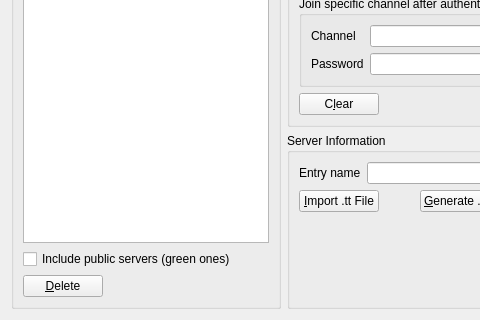
Above: Client/qtTeamTalk/serverlist.ui from BearWare/TeamTalk5 before the change; both pictures show x 0 to 480 and y 252 to 572 of the 659 by 572 pixel window. Below: the same form after it.
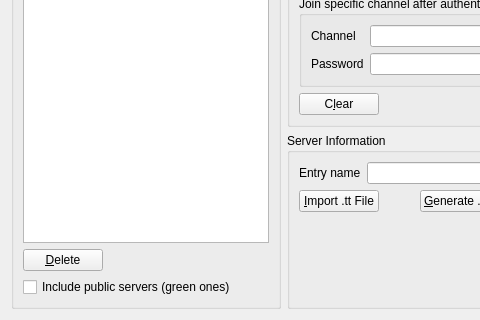
That is the form after the change. Icons and pictures are not drawn.

Commit message: Reorder serverlist.ui to let QT determine a better tab order

Diff of the .ui file:
```diff
--- a/Client/qtTeamTalk/serverlist.ui
+++ b/Client/qtTeamTalk/serverlist.ui
@@ -29,13 +29,6 @@
       <item>
        <widget class="QListWidget" name="listWidget"/>
       </item>
-      <item>
-       <widget class="QCheckBox" name="freeserverChkBox">
-        <property name="text">
-         <string>Include public servers (green ones)</string>
-        </property>
-       </widget>
-      </item>
       <item>
        <layout class="QHBoxLayout" name="horizontalLayout_3">
         <item>
@@ -60,6 +53,13 @@
         </item>
        </layout>
       </item>
+      <item>
+       <widget class="QCheckBox" name="freeserverChkBox">
+        <property name="text">
+         <string>Include public servers (green ones)</string>
+        </property>
+       </widget>
+      </item>
      </layout>
     </widget>
    </item>
```
Left out of the diff: 78 changed lines with no effect on the pictures.
